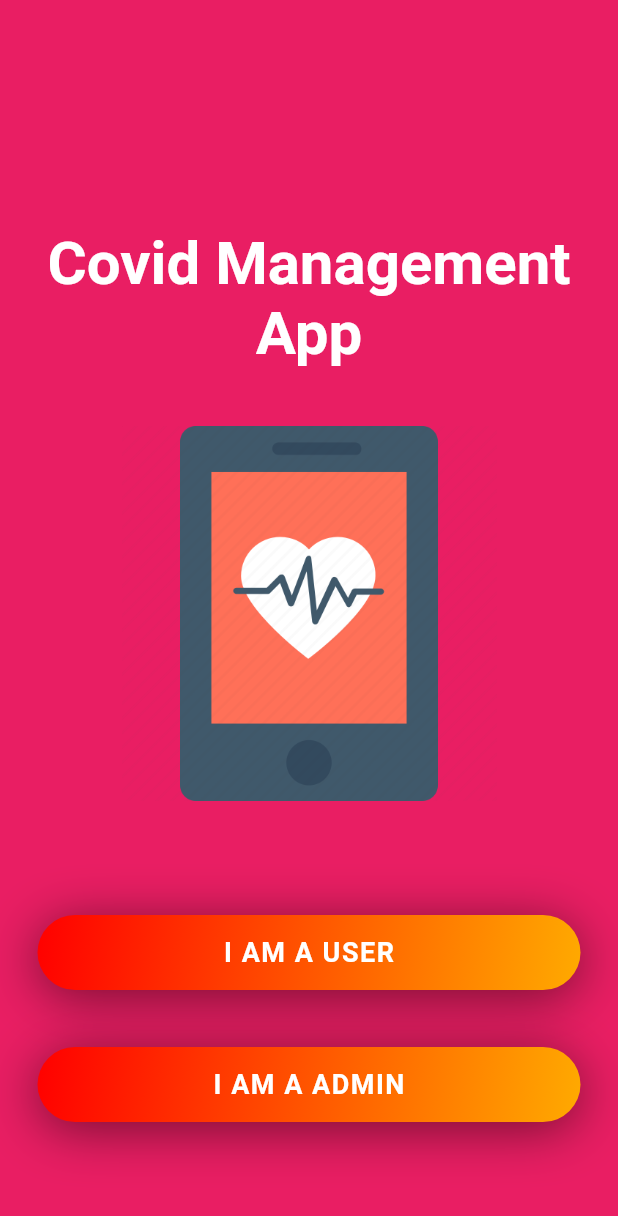
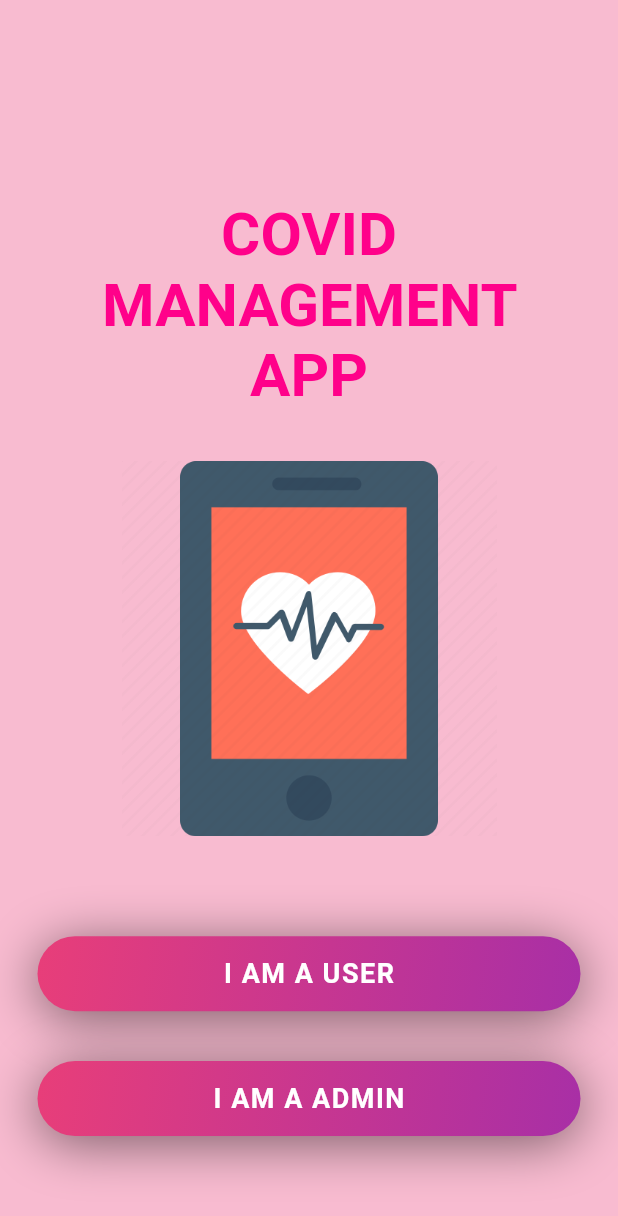
Before and after one commit to Kunalpal215/RIC-Covid-Hackathon, a Flutter app: the screen it shows after launch, on a phone screen of 412 x 824 dp. Shown: the top 1216 px of the screen. Run offline on Flutter 3.47's test engine with Material 2 defaults, Android fonts, the phone set to English and light mode, and no system bars; our stand-ins replace cloud_firestore, cool_alert, firebase_auth, firebase_core, firebase_storage, geolocator and 5 more; accounts and stored records are empty.

Commit message:
major ui changes

```diff
--- a/lib/components/animatedbuttonui.dart
+++ b/lib/components/animatedbuttonui.dart
@@ -21,8 +21,8 @@ class AnimatedButtonUI extends StatelessWidget {
             begin: Alignment.topLeft,
             end: Alignment.bottomRight,
             colors: [
-              Color(0xFFFF0000),
-              Color(0xFFFFAA00),
+              Color(0xFFE83E79),
+              Color(0xFFA82FA6),
             ],
           )),
       child: Center(
--- a/lib/screens/auth/profile_screen.dart
+++ b/lib/screens/auth/profile_screen.dart
@@ -385,7 +385,7 @@ late  String dropdownvaluecovidstatus ;
   Widget _getEditIcon() {
     return GestureDetector(
       child: CircleAvatar(
-        backgroundColor: Colors.amberAccent,
+        backgroundColor: Colors.pink[200],
         radius: 14.0,
         child: Icon(
           Icons.edit,
--- a/lib/screens/home/user/home_screen.dart
+++ b/lib/screens/home/user/home_screen.dart
@@ -84,8 +84,8 @@ class _HomeScreenState extends State<HomeScreen> {
                             Navigator.pushReplacementNamed(
                                 context, WelcomeScreen.id);
                           },
-                          confirmBtnColor: Colors.orange,
-                          backgroundColor: Color(0xFFFDE1AB),
+                            confirmBtnColor: Colors.pink[600]!,
+                            backgroundColor: Colors.pink[100]!
                         );
                       },
                       icon: Icon(Icons.logout))
--- a/lib/screens/welcome_screen.dart
+++ b/lib/screens/welcome_screen.dart
@@ -22,7 +22,7 @@ class _WelcomeScreenState extends State<WelcomeScreen> {
     return Scaffold(
       body: SizedBox.expand(
         child: Container(
-          color: Colors.pink,
+          color: Colors.pink[100],
           width: MediaQuery.of(context).size.width,
           height: MediaQuery.of(context).size.height,
           child: Column(
@@ -37,12 +37,12 @@ class _WelcomeScreenState extends State<WelcomeScreen> {
                 child: Padding(
                   padding:
                   EdgeInsets.symmetric(horizontal: 10),
-                  child: Text("Covid Management\nApp",
+                  child: Text("COVID MANAGEMENT \nAPP",
                       textAlign: TextAlign.center,
                       style: TextStyle(
                           fontSize: 40,
                           fontWeight: FontWeight.bold,
-                          color: Colors.white)),
+                          color: Color(0xFFFF018A))),
                 ),
               ),
               const Spacer(),
```
Also changed, not shown: lib/screens/auth/adminlogin.dart (+4 -4 lines), lib/screens/auth/login_screen.dart (+4 -4 lines), lib/screens/home/user/pages/booking/slotbooking.dart (+29 -14 lines).
